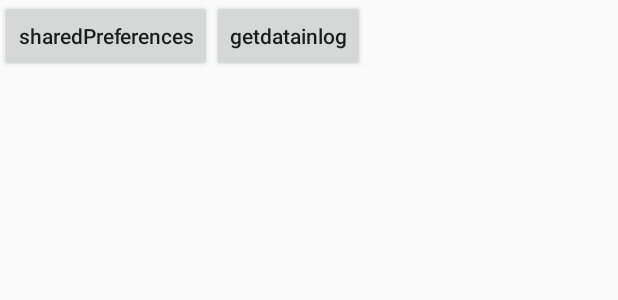
After one commit to leiak/Demo2, an Android app: the layout activity_shared_preference.xml on its own in the app's theme, with its tools: preview values and no code run, on a phone screen of 412 x 824 dp. The commit adds this screen. Shown: the top 300 px of the screen. Run offline under Robolectric (Android 15) with nearby library versions, the phone set to English and light mode, and no system bars.

Commit message:
add SharedPreference and edit okHttpdemo

```diff
--- a/app/build.gradle
+++ b/app/build.gradle
@@ -33,6 +33,8 @@ dependencies {
     compile 'com.android.support.constraint:constraint-layout:1.0.2'
     compile 'com.jakewharton:butterknife:8.7.0'
     compile 'com.squareup.okhttp3:okhttp:3.8.1'
+    compile 'com.squareup.okio:okio:1.11.0'
+
     compile 'com.google.code.gson:gson:2.8.0'
     compile 'com.github.pinguo-zhouwei:MZBannerView:v2.0.0'
     compile 'jp.wasabeef:glide-transformations:2.0.2'
--- a/app/src/main/AndroidManifest.xml
+++ b/app/src/main/AndroidManifest.xml
@@ -92,6 +92,8 @@
         </activity>
         <activity android:name=".WaveActivity">
         </activity>
+        <activity android:name=".SharedPreferenceActivity">
+        </activity>
     </application>
 
 </manifest>
--- /dev/null
+++ b/app/src/main/res/layout/activity_shared_preference.xml
@@ -0,0 +1,23 @@
+<?xml version="1.0" encoding="utf-8"?>
+<LinearLayout
+    xmlns:android="http://schemas.android.com/apk/res/android"
+    xmlns:app="http://schemas.android.com/apk/res-auto"
+    xmlns:tools="http://schemas.android.com/tools"
+    android:layout_width="match_parent"
+    android:layout_height="match_parent"
+    tools:context="cn.hello.demo2.SharedPreferenceActivity">
+
+    <Button
+        android:id="@+id/sharebtn"
+        android:text="sharedPreferences"
+        android:textAllCaps="false"
+        android:layout_width="wrap_content"
+        android:layout_height="wrap_content"/>
+    <Button
+        android:id="@+id/getdata"
+        android:text="getdatainlog"
+        android:textAllCaps="false"
+        android:layout_width="wrap_content"
+        android:layout_height="wrap_content"/>
+
+</LinearLayout>
```
Also changed, not shown: app/src/main/java/cn/hello/demo2/MainActivity.java (+7 -0 lines), app/src/main/java/cn/hello/demo2/OkhttpActivity.java (+23 -3 lines), app/src/main/java/cn/hello/demo2/SharedPreferenceActivity.java (added, +61 -0 lines), app/src/main/res/layout/activity_main.xml (+9 -3 lines).
